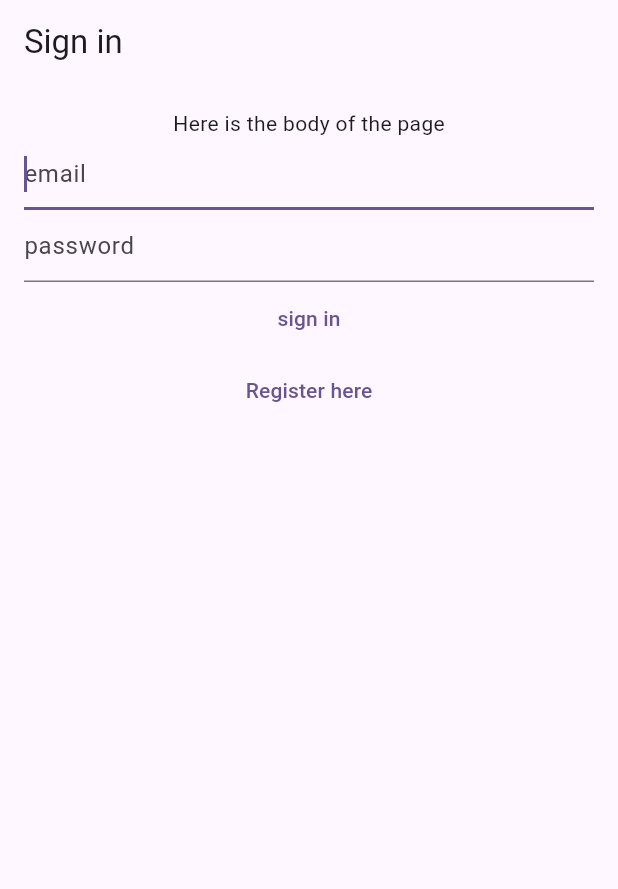
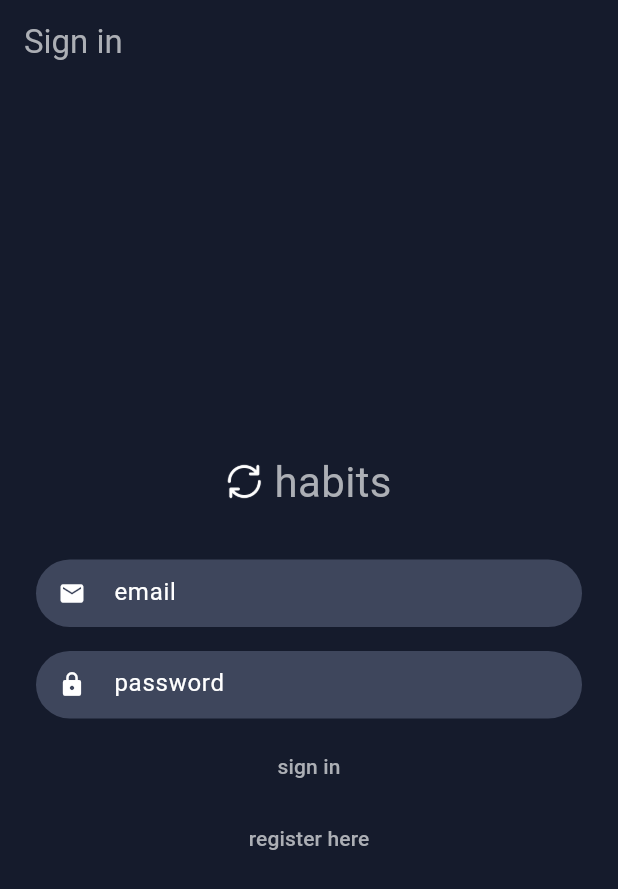
Before and after one commit to adeel-s/habits, a Flutter app: the screen it shows after launch, on a phone screen of 412 x 824 dp. Shown: the top 889 px of the screen. Run offline on Flutter 3.47's test engine with Material 3 defaults, Android fonts, the phone set to English and light mode, and no system bars; our stand-ins replace bloc, firebase_auth, firebase_core, flutter_bloc; accounts and stored records are empty.

Commit message:
Created basic theme for app UI

```diff
--- a/lib/main.dart
+++ b/lib/main.dart
@@ -9,11 +9,12 @@ import 'package:habits/services/auth/bloc/auth_event.dart';
 import 'package:habits/services/auth/bloc/auth_state.dart';
 import 'package:habits/services/auth/firebase_auth_provider.dart';
 import 'package:habits/services/cloud/routine.dart';
-import 'package:habits/view/register_view.dart';
-import 'package:habits/view/routine_view.dart';
-import 'package:habits/view/sign_in_view.dart';
-import 'package:habits/view/unimplemented_view.dart';
-import 'package:habits/view/verify_email_view.dart';
+import 'package:habits/themes/themes.dart';
+import 'package:habits/views/register_view.dart';
+import 'package:habits/views/routine_view.dart';
+import 'package:habits/views/sign_in_view.dart';
+import 'package:habits/views/unimplemented_view.dart';
+import 'package:habits/views/verify_email_view.dart';
 
 void main() {
   runApp(const HabitsApp());
@@ -27,10 +28,8 @@ class HabitsApp extends StatelessWidget {
   Widget build(BuildContext context) {
     return MaterialApp(
       title: 'habits',
-      theme: ThemeData(
-        colorScheme: ColorScheme.fromSeed(seedColor: Colors.deepPurple),
-        useMaterial3: true,
-      ),
+      debugShowCheckedModeBanner: false,
+      theme: darkTheme,
       home: BlocProvider<AuthBloc>(
         create: (context) => AuthBloc(FirebaseAuthProvider()),
         child: const HomePage(),
--- /dev/null
+++ b/lib/themes/themes.dart
@@ -0,0 +1,41 @@
+import 'package:flutter/material.dart';
+
+ThemeData darkTheme = ThemeData(
+  brightness: Brightness.dark,
+  colorScheme: const ColorScheme.dark(
+    primary: Color(0xFFACAFB5),
+    surface: Color(0xFF151B2C),
+  ),
+  primaryColor: Color(0xFF3E465C),
+  textTheme: TextTheme(
+    bodyLarge: TextStyle(color: Color(0xFFACAFB5)),
+    bodyMedium: TextStyle(color: Color(0xFFACAFB5)),
+    bodySmall: TextStyle(color: Color(0xFFACAFB5)),
+  ),
+  appBarTheme: AppBarTheme(
+    foregroundColor: Color(0xFFACAFB5), //this is the color of the appBar text
+  ),
+  popupMenuTheme: PopupMenuThemeData(
+    textStyle: TextStyle(
+      color: Color(0xFFACAFB5), //This isn't working
+    ),
+  ),
+  textButtonTheme: TextButtonThemeData(
+    style: ButtonStyle(
+      splashFactory: NoSplash.splashFactory,
+      overlayColor: WidgetStateProperty.all(Colors.transparent),
+    ),
+  ),
+);
+//sign out dialog text color
+//appbar menu text color
+//text color
+//0xFFACAFB5
+//accent color
+//0xFF3E465C
+
+ThemeData lightTheme = ThemeData(
+    brightness: Brightness.light,
+    colorScheme: const ColorScheme.dark(
+      surface: Color(0xFFE5EAF7),
+    ));
--- a/lib/view/routine_view.dart
+++ b/lib/views/routine_view.dart
@@ -2,7 +2,7 @@ import 'package:flutter/material.dart';
 import 'package:flutter_bloc/flutter_bloc.dart';
 import 'package:habits/services/auth/bloc/auth_bloc.dart';
 import 'package:habits/services/auth/bloc/auth_event.dart';
-import 'package:habits/view/menu_action.dart';
+import 'package:habits/views/menu_action.dart';
 import 'package:habits/utilities/dialogs/logout_dialog.dart';
 
 class RoutinesView extends StatefulWidget {
--- a/lib/view/sign_in_view.dart
+++ b/lib/views/sign_in_view.dart
@@ -54,26 +54,64 @@ class _SignInViewState extends State<SignInView> {
         body: Padding(
           padding: EdgeInsets.all(16),
           child: Column(
+            mainAxisAlignment: MainAxisAlignment.center,
             children: [
-              Text('Here is the body of the page'),
-              TextField(
-                decoration: InputDecoration(
-                  hintText: 'email',
+              Row(mainAxisAlignment: MainAxisAlignment.center, children: [
+                Padding(
+                  padding: const EdgeInsets.all(4.0),
+                  child: ImageIcon(AssetImage('assets/icons/refresh.png')),
                 ),
-                controller: _emailController,
-                autocorrect: false,
-                autofocus: true,
-                keyboardType: TextInputType.emailAddress,
+                Padding(
+                  padding: const EdgeInsets.all(4.0),
+                  child: Text(
+                    'habits',
+                    textScaler: TextScaler.linear(2),
+                  ),
+                ),
+              ]),
+              SizedBox(
+                height: 20,
               ),
-              TextField(
-                obscureText: true,
-                decoration: InputDecoration(
-                  hintText: 'password',
+              Padding(
+                padding: const EdgeInsets.all(8.0),
+                child: SizedBox(
+                  height: 45,
+                  child: TextField(
+                      controller: _emailController,
+                      autocorrect: false,
+                      keyboardType: TextInputType.emailAddress,
+                      decoration: const InputDecoration(
+                        isDense: true,
+                        filled: true,
+                        fillColor: Color(0xFF3E465C),
+                        prefixIcon: Icon(Icons.email),
+                        border: OutlineInputBorder(
+                            borderRadius: BorderRadius.all(Radius.circular(30)),
+                            borderSide: BorderSide.none),
+                        hintText: 'email',
+                      )),
                 ),
-                controller: _passwordController,
-                autocorrect: false,
-                autofocus: true,
-                keyboardType: TextInputType.emailAddress,
+              ),
+              Padding(
+                padding: const EdgeInsets.all(8.0),
+                child: SizedBox(
+                  height: 45,
+                  child: TextField(
+                      controller: _passwordController,
+                      obscureText: true,
+                      enableSuggestions: false,
+                      autocorrect: false,
+                      decoration: const InputDecoration(
+                        isDense: true,
+                        filled: true,
+                        fillColor: Color(0xFF3E465C),
+                        prefixIcon: Icon(Icons.lock),
+                        border: OutlineInputBorder(
+                            borderRadius: BorderRadius.all(Radius.circular(30)),
+                            borderSide: BorderSide.none),
+                        hintText: 'password',
+                      )),
+                ),
               ),
               TextButton(
                 onPressed: () async {
@@ -84,7 +122,10 @@ class _SignInViewState extends State<SignInView> {
                         password: password,
                       ));
                 },
-                child: Text('sign in'),
+                child: Text(
+                  'sign in',
+                  selectionColor: Colors.teal,
+                ),
                 //remove splash/shadow effect here
               ),
               TextButton(
@@ -93,7 +134,7 @@ class _SignInViewState extends State<SignInView> {
                         const AuthEventShouldRegister(),
                       );
                 },
-                child: const Text('Register here'),
+                child: const Text('register here'),
               )
             ],
           ),
```
Also changed, not shown: lib/view/verify_email_view.dart (deleted, +0 -50 lines), lib/views/register_view.dart (renamed from lib/view/register_view.dart, +64 -17 lines), lib/views/verify_email_view.dart (added, +74 -0 lines), pubspec.yaml (+4 -3 lines), assets/icons/refresh.png (added), lib/views/menu_action.dart (renamed from lib/view/menu_action.dart), lib/views/unimplemented_view.dart (renamed from lib/view/unimplemented_view.dart).
